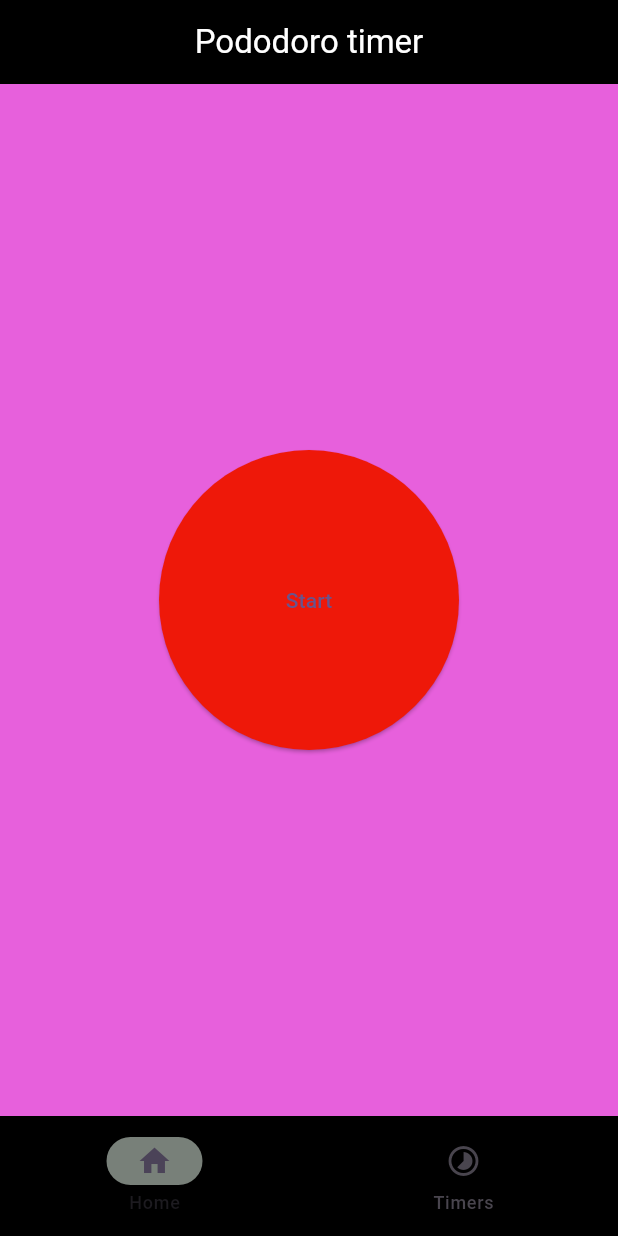
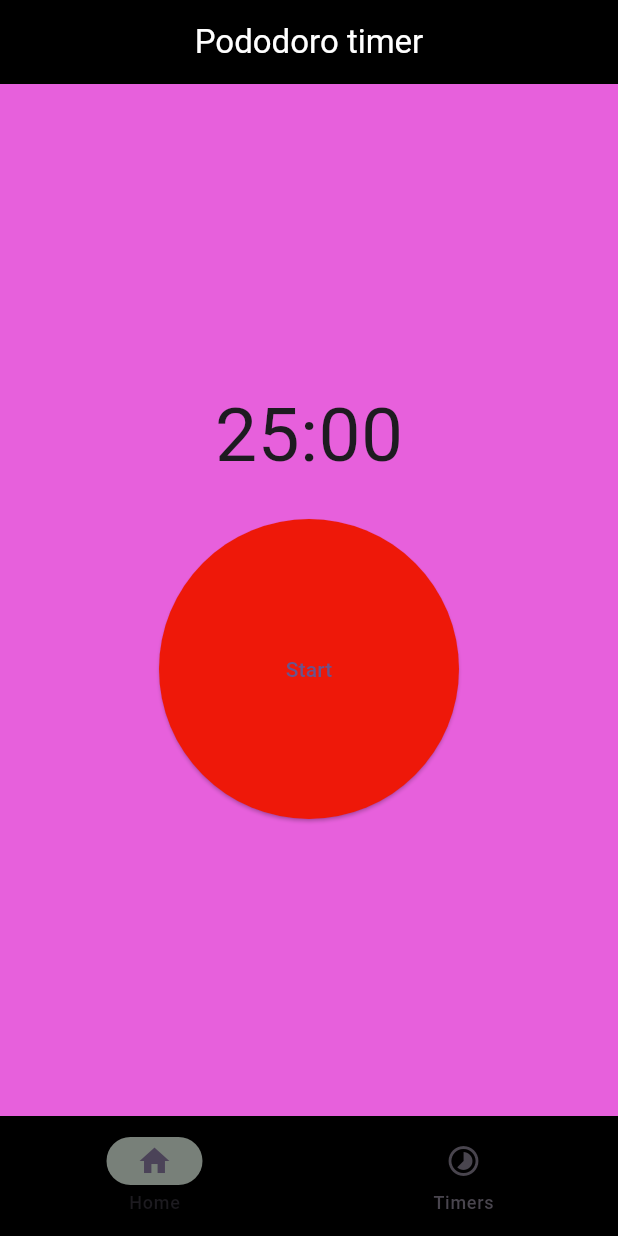
Before and after one commit to pipluppers/pododoro, a Flutter app: the screen it shows after launch, on a phone screen of 412 x 824 dp. Run offline on Flutter 3.47's test engine with Material 3 defaults, Android fonts, the light colour scheme and no system bars; our stand-ins replace flutter_local_notifications, isar, permission_handler, timezone, video_player; accounts and stored records are empty; generated files the repository leaves out were written again.

Commit message:
Add return button after podo. Display timer above button

```diff
--- a/lib/features/pododoro_timer.dart
+++ b/lib/features/pododoro_timer.dart
@@ -2,6 +2,7 @@ import 'package:flutter/material.dart';
 import 'package:pododoro/constants.dart' show Constants;
 import 'package:pododoro/features/countdown_page/countdown_page.dart';
 import 'package:pododoro/features/timer.dart';
+import 'package:pododoro/utilities.dart';
 
 class PododoroTimer extends StatefulWidget {
   final Timer? timer;
@@ -21,6 +22,13 @@ class _PododoroTimerState extends State<PododoroTimer> {
         child: Column(
           mainAxisAlignment: MainAxisAlignment.center,
           children: <Widget>[
+            Text(
+              Utilities.getTimeUnitDisplay(widget.timer?.totalMinutes, widget.timer?.totalSeconds),
+              style: TextStyle(
+                fontSize: 50,
+              ),
+            ),
+            SizedBox(height: 20,),
             ElevatedButton(
               onPressed: () => Navigator.push(
                 context,
```
Also changed, not shown: lib/features/alarm_page/alarm_page.dart (+15 -3 lines).
